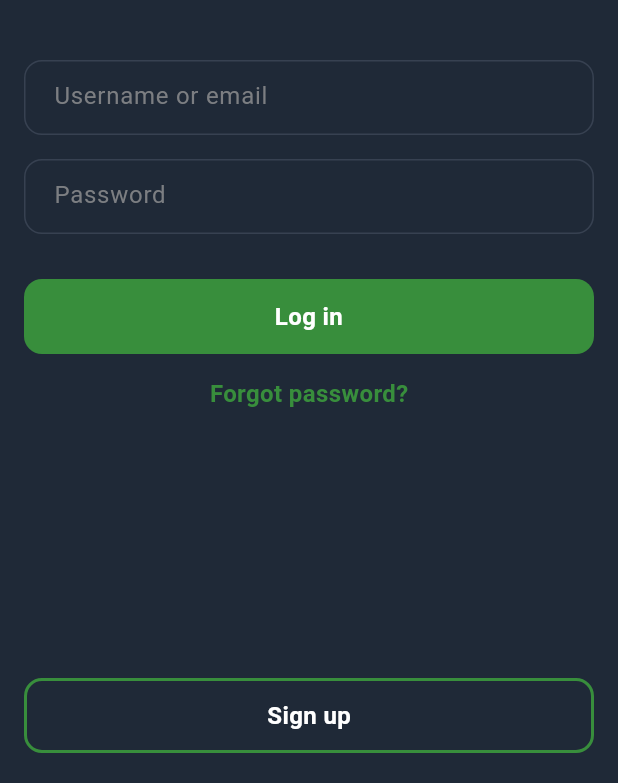
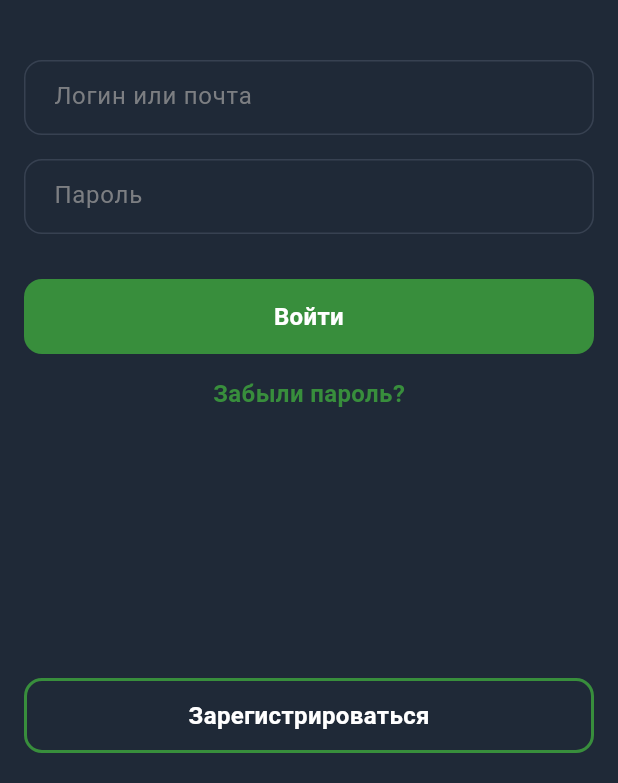
Before and after one commit to esclient/mobile-app, a Flutter app: the screen it shows after launch, after a tap on "Профиль", on a phone screen of 412 x 824 dp, the part 453-1236 px from its top. Run offline on Flutter 3.47's test engine with Material 3 defaults, Android fonts, the phone set to English and light mode, and no system bars; our stand-ins replace cached_network_image, flutter_svg, graphql_flutter, hive_flutter; accounts and stored records are empty; network calls fail.

Commit message:
Мелкоправки (#13)

```diff
--- a/lib/components/app_bottom_nav_bar.dart
+++ b/lib/components/app_bottom_nav_bar.dart
@@ -17,17 +17,24 @@ class AppBottomNavBar extends StatelessWidget {
   @override
   Widget build(BuildContext context) {
     return Container(
-      height: 80,
+      height: 120,
       decoration: const BoxDecoration(
         color: Color(0xFF1F2937),
-        border: Border(
-          top: BorderSide(color: Color(0xFF374151), width: 1),
-        ),
       ),
       child: SafeArea(
-        child: Row(
-          mainAxisAlignment: MainAxisAlignment.spaceEvenly,
+        child: Column(
           children: [
+            Container(
+              height: 1,
+              margin: const EdgeInsets.only(bottom: 4),
+              decoration: const BoxDecoration(
+                color: Color(0xFF374151),
+              ),
+            ),
+            Expanded(
+              child: Row(
+                mainAxisAlignment: MainAxisAlignment.spaceEvenly,
+                children: [
             _buildNavItem(
               context: context,
               label: 'Главная',
@@ -81,6 +88,9 @@ class AppBottomNavBar extends StatelessWidget {
             ),
           ],
         ),
+            ),
+          ],
+        ),
       ),
     );
   }
@@ -99,6 +109,7 @@ class AppBottomNavBar extends StatelessWidget {
         behavior: HitTestBehavior.opaque,
         child: Column(
           mainAxisAlignment: MainAxisAlignment.center,
+          mainAxisSize: MainAxisSize.min,
           children: [
             SvgPicture.asset(
               iconPath,
--- a/lib/components/app_header.dart
+++ b/lib/components/app_header.dart
@@ -148,9 +148,13 @@ class AppHeader extends StatelessWidget implements PreferredSizeWidget {
 
     return Container(
       height: preferredSize.height,
-      // 74.0
-      padding: const EdgeInsets.symmetric(horizontal: 16, vertical: 12),
-      // Content area padding
+      // 74.0 + status bar padding
+      padding: EdgeInsets.only(
+        left: 16,
+        right: 16,
+        top: MediaQuery.of(context).padding.top + 12,
+        bottom: 12,
+      ),
       decoration: const BoxDecoration(
         color: Color(0xFF1F2937),
         border: Border(bottom: BorderSide(color: Color(0xFF374151), width: 1)),
@@ -211,5 +215,5 @@ class AppHeader extends StatelessWidget implements PreferredSizeWidget {
   }
 
   @override
-  Size get preferredSize => const Size.fromHeight(74.0); // Consistent height
+  Size get preferredSize => const Size.fromHeight(120.0); // Consistent height + space for status bar
 }
--- a/lib/components/interactive_widgets.dart
+++ b/lib/components/interactive_widgets.dart
@@ -174,7 +174,7 @@ class StarRating extends StatelessWidget {
 }
 
 /// Optimized period button with const constructor
-class PeriodButton extends StatelessWidget {
+class PeriodButton extends StatefulWidget {
   final String text;
   final bool isSelected;
   final VoidCallback? onPressed;
@@ -187,22 +187,32 @@ class PeriodButton extends StatelessWidget {
   });
 
   @override
+  State<PeriodButton> createState() => _PeriodButtonState();
+}
+
+class _PeriodButtonState extends State<PeriodButton> {
+  bool _isHovered = false;
+
+  @override
   Widget build(BuildContext context) {
     return SizedBox(
       height: 54,
+      child: MouseRegion(
+        onEnter: (_) => setState(() => _isHovered = true),
+        onExit: (_) => setState(() => _isHovered = false),
         child: ElevatedButton(
-        onPressed: onPressed,
+          onPressed: widget.onPressed,
           style: ElevatedButton.styleFrom(
-          backgroundColor: isSelected
+            backgroundColor: widget.isSelected
                 ? const Color(0xFF388E3C)
                 : const Color(0xFF374151),
             foregroundColor: Colors.white,
-          side: BorderSide(
-            color: isSelected
-                ? const Color(0xFF388E3C)
-                : const Color(0xFF4B5563),
-            width: 1,
-          ),
+            side: _isHovered && !widget.isSelected
+                ? const BorderSide(
+                    color: Color(0xFF388E3C),
+                    width: 2,
+                  )
+                : BorderSide.none,
             shape: RoundedRectangleBorder(
               borderRadius: BorderRadius.circular(27),
             ),
@@ -211,13 +221,14 @@ class PeriodButton extends StatelessWidget {
             shadowColor: Colors.transparent,
           ),
           child: Text(
-          text,
+            widget.text,
             style: TextStyle(
               color: Colors.white,
               fontSize: 16,
               fontFamily: 'Roboto',
-            fontWeight: isSelected ? FontWeight.w600 : FontWeight.w500,
+              fontWeight: widget.isSelected ? FontWeight.w600 : FontWeight.w500,
               height: 1.50,
+            ),
           ),
         ),
       ),
@@ -226,7 +237,7 @@ class PeriodButton extends StatelessWidget {
 }
 
 /// Optimized interactive tag with const constructor
-class InteractiveTag extends StatelessWidget {
+class InteractiveTag extends StatefulWidget {
   final String text;
   final VoidCallback? onPressed;
   final bool isSelected;
@@ -239,22 +250,32 @@ class InteractiveTag extends StatelessWidget {
   });
 
   @override
+  State<InteractiveTag> createState() => _InteractiveTagState();
+}
+
+class _InteractiveTagState extends State<InteractiveTag> {
+  bool _isHovered = false;
+
+  @override
   Widget build(BuildContext context) {
     return SizedBox(
       height: 26,
+      child: MouseRegion(
+        onEnter: (_) => setState(() => _isHovered = true),
+        onExit: (_) => setState(() => _isHovered = false),
         child: ElevatedButton(
-        onPressed: onPressed,
+          onPressed: widget.onPressed,
           style: ElevatedButton.styleFrom(
-          backgroundColor: isSelected
+            backgroundColor: widget.isSelected
                 ? const Color(0xFF388E3C)
-              : const Color(0xFF4B5563),
+                : const Color(0xFF374151),
             foregroundColor: Colors.white,
-          side: BorderSide(
-            color: isSelected
-                ? const Color(0xFF4ADE80)
-                : const Color(0xFF6B7280),
-            width: 1,
-          ),
+            side: _isHovered && !widget.isSelected
+                ? const BorderSide(
+                    color: Color(0xFF388E3C),
+                    width: 2,
+                  )
+                : BorderSide.none,
             shape: RoundedRectangleBorder(
               borderRadius: BorderRadius.circular(13),
             ),
@@ -265,13 +286,14 @@ class InteractiveTag extends StatelessWidget {
             tapTargetSize: MaterialTapTargetSize.shrinkWrap,
           ),
           child: Text(
-          text,
+            widget.text,
             style: const TextStyle(
               color: Colors.white,
               fontSize: 12,
               fontFamily: 'Roboto',
               fontWeight: FontWeight.w500,
               height: 1.17,
+            ),
           ),
         ),
       ),
--- a/lib/components/search_bar.dart
+++ b/lib/components/search_bar.dart
@@ -171,6 +171,9 @@ class _SearchBarState extends State<SearchBar>
                       errorBorder: InputBorder.none,
                       disabledBorder: InputBorder.none,
                       focusedErrorBorder: InputBorder.none,
+                      // Remove background fill
+                      filled: false,
+                      fillColor: Colors.transparent,
                       // Remove all padding - we handle it with Row layout
                       contentPadding: EdgeInsets.zero,
                       isDense: true,
--- a/lib/mockups/signup/signup_text_styles.txt
+++ b/lib/mockups/signup/signup_text_styles.txt
@@ -1,5 +1,5 @@
 Text(
-    'Log in',
+    'Войти',
     style: TextStyle(
         color: Colors.white,
         fontSize: 16,
--- a/lib/pages/login_page.dart
+++ b/lib/pages/login_page.dart
@@ -49,9 +49,16 @@ class _LoginPageState extends State<LoginPage> {
 
   @override
   Widget build(BuildContext context) {
-    return Scaffold(
-      backgroundColor: const Color(0xFF1F2937),
-      body: SafeArea(
+    return PopScope(
+      canPop: false,
+      onPopInvoked: (didPop) {
+        if (!didPop) {
+          Navigator.of(context).popUntil((route) => route.isFirst);
+        }
+      },
+      child: Scaffold(
+        backgroundColor: const Color(0xFF1F2937),
+        body: SafeArea(
         child: LayoutBuilder(
           builder: (context, constraints) {
             return SingleChildScrollView(
@@ -106,7 +113,7 @@ class _LoginPageState extends State<LoginPage> {
                           _buildInputField(
                             controller: _usernameController,
                             focusNode: _usernameFocus,
-                            placeholder: 'Username or email',
+                            placeholder: 'Логин или почта',
                             isActive: _isUsernameActive,
                           ),
                           const SizedBox(height: 16),
@@ -115,7 +122,7 @@ class _LoginPageState extends State<LoginPage> {
                           _buildInputField(
                             controller: _passwordController,
                             focusNode: _passwordFocus,
-                            placeholder: 'Password',
+                            placeholder: 'Пароль',
                             isActive: _isPasswordActive,
                             isPassword: true,
                           ),
@@ -140,7 +147,7 @@ class _LoginPageState extends State<LoginPage> {
                           );
                         },
                         child: const Text(
-                          'Forgot password?',
+                          'Забыли пароль?',
                           style: TextStyle(
                             color: Color(0xFF388E3C),
                             fontSize: 16,
@@ -163,6 +170,7 @@ class _LoginPageState extends State<LoginPage> {
             );
           },
         ),
+      ),
       ),
     );
   }
@@ -272,7 +280,7 @@ class _LoginPageState extends State<LoginPage> {
                   ),
                 )
               : const Text(
-                  'Log in',
+                  'Войти',
                   textAlign: TextAlign.center,
                   style: TextStyle(
                     color: Colors.white,
@@ -305,7 +313,7 @@ class _LoginPageState extends State<LoginPage> {
         ),
         child: const Center(
           child: Text(
-            'Sign up',
+            'Зарегистрироваться',
             style: TextStyle(
               color: Colors.white,
               fontSize: 16,
--- a/lib/widgets/mod_card.dart
+++ b/lib/widgets/mod_card.dart
@@ -191,7 +191,7 @@ class ModCard extends StatelessWidget {
               fontWeight: FontWeight.w400,
               height: 1.62,
             ),
-            maxLines: 3,
+            maxLines: 2,
             overflow: TextOverflow.ellipsis,
           ),
         ),
--- a/pubspec.yaml
+++ b/pubspec.yaml
@@ -1,5 +1,5 @@
 name: mobile_app
-description: "A new Flutter project."
+description: "ESClient mobile app."
 # The following line prevents the package from being accidentally published to
 # pub.dev using `flutter pub publish`. This is preferred for private packages.
 publish_to: 'none' # Remove this line if you wish to publish to pub.dev
```
Also changed, not shown: lib/pages/mods_list_page.dart (+12 -23 lines), lib/pages/profile_page.dart (+8 -22 lines), lib/pages/signup_page.dart (+20 -12 lines). Lines whose indentation alone changed are shown as unchanged.
